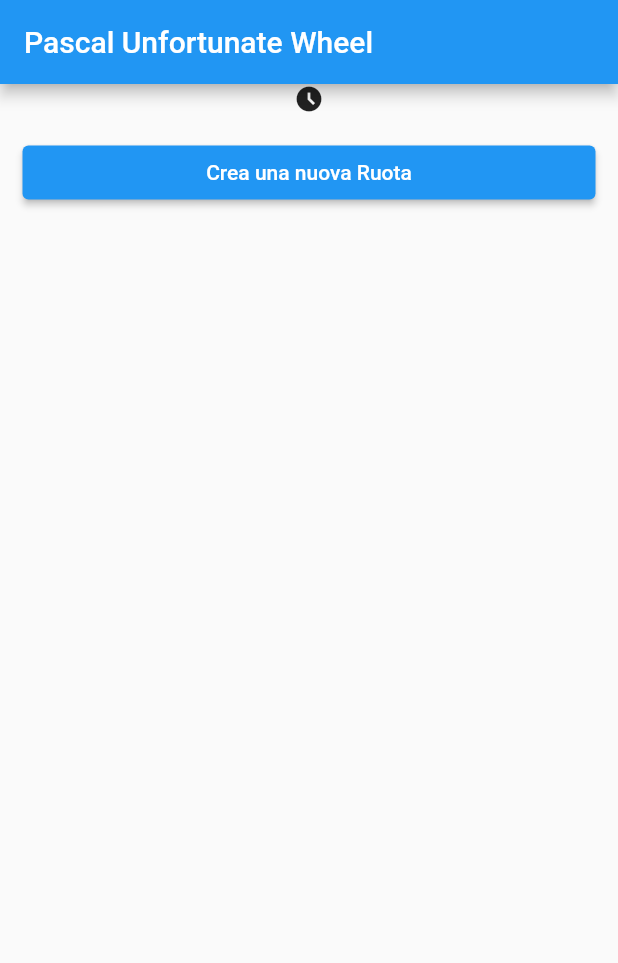
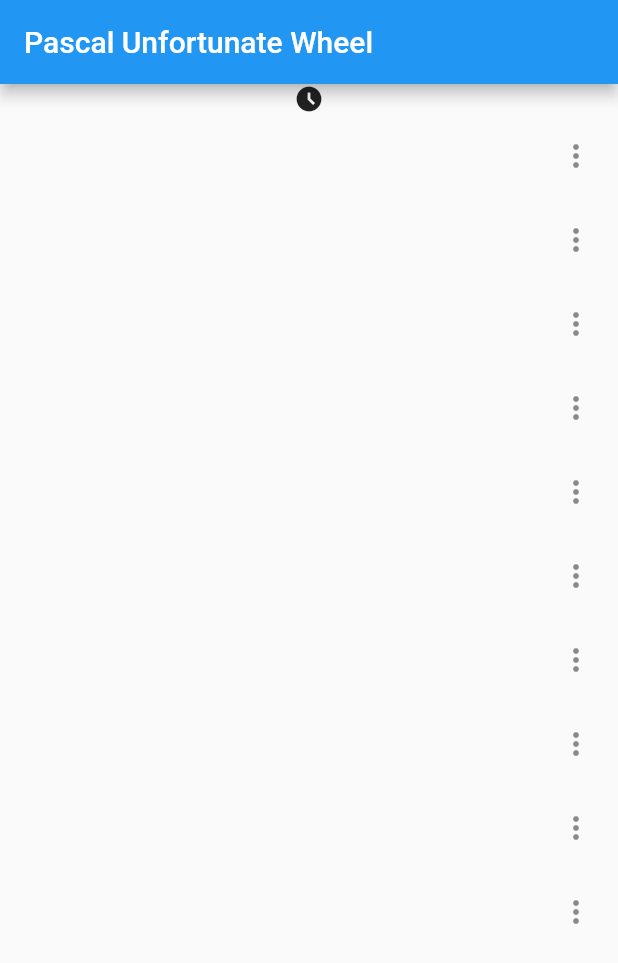
Before and after one commit to profgianluca/pascalunfortunatewheel, a Flutter app: the screen it shows after launch, on a phone screen of 412 x 824 dp. Shown: the top 963 px of the screen. Run offline on Flutter 3.47's test engine with Material 2 defaults, Android fonts, the light colour scheme and no system bars; our stand-ins replace flutter_fortune_wheel, shared_preferences.

Commit message:
10 ruote fisse

```diff
--- /dev/null
+++ b/lib/TrasferimentiParametri.dart
@@ -0,0 +1,5 @@
+class TrasferimentiParametri {
+  late int indice;
+  late String nome;
+  TrasferimentiParametri(this.indice, this.nome);
+}
--- a/lib/main.dart
+++ b/lib/main.dart
@@ -2,6 +2,7 @@ import 'package:flutter/material.dart';
 import 'NewWheelScreen.dart';
 import 'WheelScreen.dart';
 import 'package:shared_preferences/shared_preferences.dart';
+import 'TrasferimentiParametri.dart';
 
 void main() {
   runApp(MaterialApp(
@@ -23,8 +24,7 @@ class HomePage extends StatefulWidget {
 }
 
 class _HomePageState extends State<HomePage> {
-  List<String> listastudenti = <String>[];
-  int progressivoRuote = 0;
+  List<String> listaRuote = [];
 
   void newWheel(BuildContext context) {
     setState(() {
@@ -32,26 +32,17 @@ class _HomePageState extends State<HomePage> {
     });
   }
 
-  Future<void> caricaStringa() async {
+  Future<void> caricaListaRuote() async {
     final prefs = await SharedPreferences.getInstance();
     setState(() {
-      listastudenti = prefs.getStringList('lista$progressivoRuote') ?? [];
-      print(listastudenti.length);
-    });
-  }
-
-  Future<void> caricaProgressivoRuote() async {
-    final prefs = await SharedPreferences.getInstance();
-    setState(() {
-      progressivoRuote = prefs.getInt('progressivoRuote') ?? 0;
-      progressivoRuote = progressivoRuote - 1;
+      listaRuote = prefs.getStringList('listaruote') ??
+          ["", "", "", "", "", "", "", "", "", ""];
     });
   }
 
   @override
   void initState() {
-    caricaProgressivoRuote();
-    caricaStringa();
+    caricaListaRuote();
     super.initState();
   }
 
@@ -69,18 +60,24 @@ class _HomePageState extends State<HomePage> {
               size: 20,
             ),
             Expanded(
-              child: ListView(
-                scrollDirection: Axis.vertical,
-                children: [
-                  Padding(
-                    padding: const EdgeInsets.all(15.0),
-                    child: ElevatedButton(
-                        onPressed: () => newWheel(context),
-                        child: Text('Crea una nuova Ruota')),
-                  )
-                ],
-              ),
-            ),
+              child: ListView.builder(
+                  itemCount: listaRuote.length,
+                  itemBuilder: (BuildContext context, int index) {
+                    return GestureDetector(
+                      onTap: () {
+                        setState(() {
+                          Navigator.pushNamed(context, '/NewWheelScreen',
+                              arguments: TrasferimentiParametri(
+                                  index, listaRuote[index]));
+                        });
+                      },
+                      child: ListTile(
+                        title: Text(listaRuote[index]),
+                        trailing: Icon(Icons.more_vert),
+                      ),
+                    );
+                  }),
+            )
           ],
         ),
       ),
```
Also changed, not shown: lib/NewWheelScreen.dart (+12 -20 lines), lib/WheelScreen.dart (+7 -13 lines).
